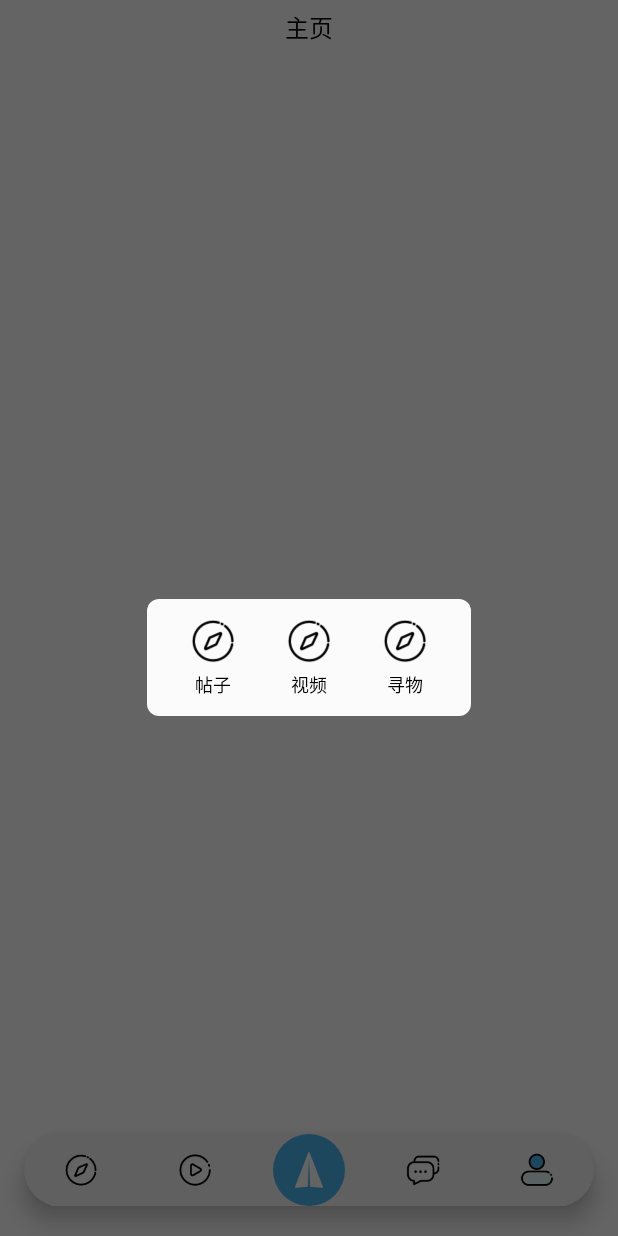
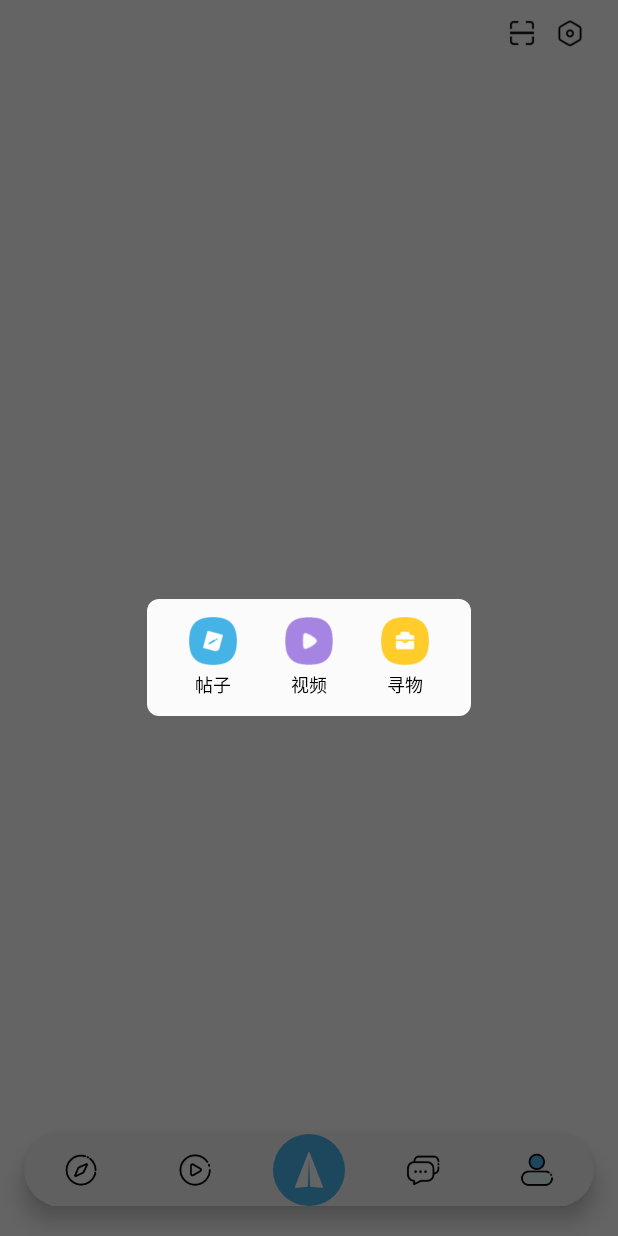
Before and after one commit to Hi-NMY/SPB, an Android app: the UserHomePage screen opened directly, with no data from a screen before it, item 5 of the bottom bar chosen, on a phone screen of 412 x 824 dp. Run offline under Robolectric (Android 15) with nearby library versions, the phone set to English and light mode, and no system bars; libraries missing offline, so code that uses them is left out: com.gyf.immersionbar; Roboto replaces fonts that are not available here; 1 statement that could not run was skipped.

Commit message:
修改UI

```diff
--- a/app/src/main/java/com/example/spb/view/Component/FragmentSpbAvtivityBar.java
+++ b/app/src/main/java/com/example/spb/view/Component/FragmentSpbAvtivityBar.java
@@ -99,6 +99,7 @@ public class FragmentSpbAvtivityBar extends BaseMVPFragment<ISpbAvtivityBarFView
     @Override
     public void barRightImg1(int imgPath, OnMyClick onMyClick) {
         KEYRIGHTIMG1 = true;
+        mBarRightImg1.setBackgroundResource(imgPath);
         removeInvisible(mBarRightImg1);
         barOnClickListener(mBarRightImg1, onMyClick);
     }
@@ -114,6 +115,7 @@ public class FragmentSpbAvtivityBar extends BaseMVPFragment<ISpbAvtivityBarFView
     @Override
     public void barRightImg2(int imgPath, OnMyClick onMyClick) {
         KEYRIGHTIMG2 = true;
+        mBarRightImg2.setBackgroundResource(imgPath);
         removeInvisible(mBarRightImg2);
         barOnClickListener(mBarRightImg2, onMyClick);
     }
@@ -156,12 +158,14 @@ public class FragmentSpbAvtivityBar extends BaseMVPFragment<ISpbAvtivityBarFView
 
     @Override
     public void barOnClickListener(View view, OnMyClick onMyClick) {
+        if (onMyClick !=null){
             view.setOnClickListener(new View.OnClickListener() {
                 @Override
                 public void onClick(View v) {
                     onMyClick.onClick();
                 }
             });
+        }
     }
 
 
--- a/app/src/main/java/com/example/spb/view/activity/UserHomePage.java
+++ b/app/src/main/java/com/example/spb/view/activity/UserHomePage.java
@@ -1,8 +1,9 @@
 package com.example.spb.view.activity;
 
 import android.os.Bundle;
-import android.view.*;
-import android.widget.LinearLayout;
+import android.view.KeyEvent;
+import android.view.MenuItem;
+import android.view.View;
 import android.widget.RelativeLayout;
 import androidx.annotation.NonNull;
 import androidx.fragment.app.FragmentManager;
@@ -12,10 +13,8 @@ import com.example.spb.base.BaseMVPActivity;
 import com.example.spb.presenter.impl.UserHomePageAPresenterImpl;
 import com.example.spb.view.Component.ComponentDialog;
 import com.example.spb.view.Component.FragmentSpbAvtivityBar;
-import com.example.spb.view.Component.MyPopupWindow;
 import com.example.spb.view.InterComponent.DialogInter;
 import com.example.spb.view.InterComponent.ISpbAvtivityBarFView;
-import com.example.spb.view.InterComponent.MyPopupWindowInter;
 import com.example.spb.view.fragment.ui.messagepage.MessagePage;
 import com.example.spb.view.fragment.ui.postbarpage.PostBarPage;
 import com.example.spb.view.fragment.ui.userpage.UserPage;
@@ -45,6 +44,9 @@ public class UserHomePage extends BaseMVPActivity<IUserHomePageAView, UserHomePa
 
     private BottomNavigationView bottomNavigationView;
     private RelativeLayout mHomepageSend;
+    private RelativeLayout mPostbarRlt;
+    private RelativeLayout mVideoRlt;
+    private RelativeLayout mGoodsRlt;
 
     @Override
     protected void onCreate(Bundle savedInstanceState) {
@@ -181,7 +183,7 @@ public class UserHomePage extends BaseMVPActivity<IUserHomePageAView, UserHomePa
 
     @Override
     public void onClick(View v) {
-        switch (v.getId()){
+        switch (v.getId()) {
             case R.id.homepage_send:
                 selectionFragment(POSTBARPAGE);
                 bottomNavigationView.setSelectedItemId(R.id.postbar_page);
@@ -190,13 +192,14 @@ public class UserHomePage extends BaseMVPActivity<IUserHomePageAView, UserHomePa
         }
     }
 
-    private LinearLayout homesendR;
     @Override
     public void createDialog() {
         dialogHomeSend = new ComponentDialog(this, R.layout.dialog_homesend, R.style.dialogHomeSend, new ComponentDialog.InitDialog() {
             @Override
             public void initView(View view) {
-                homesendR = (LinearLayout)view.findViewById(R.id.homesend_R);
+                mPostbarRlt = (RelativeLayout)view.findViewById(R.id.postbar_Rlt);
+                mVideoRlt = (RelativeLayout)view.findViewById(R.id.video_Rlt);
+                mGoodsRlt = (RelativeLayout)view.findViewById(R.id.goods_Rlt);
             }
 
             @Override
@@ -206,7 +209,24 @@ public class UserHomePage extends BaseMVPActivity<IUserHomePageAView, UserHomePa
 
             @Override
             public void initListener() {
+                mPostbarRlt.setOnClickListener(new View.OnClickListener() {
+                    @Override
+                    public void onClick(View v) {
 
+                    }
+                });
+                mVideoRlt.setOnClickListener(new View.OnClickListener() {
+                    @Override
+                    public void onClick(View v) {
+
+                    }
+                });
+                mGoodsRlt.setOnClickListener(new View.OnClickListener() {
+                    @Override
+                    public void onClick(View v) {
+
+                    }
+                });
             }
         });
         dialogHomeSend.setCancelable(true);
@@ -240,7 +260,9 @@ public class UserHomePage extends BaseMVPActivity<IUserHomePageAView, UserHomePa
 
     @Override
     public void setActivityBar() {
-        bar = setMyActivityBar(R.id.homepage_bar);
+        if (bar == null){
+            bar = setMyActivityBar(R.id.homepage_bar);
+        }
         switch (PAGENUMBER) {
             case 1:
                 bar.barSearchView(new FragmentSpbAvtivityBar.OnMyClick() {
@@ -266,22 +288,40 @@ public class UserHomePage extends BaseMVPActivity<IUserHomePageAView, UserHomePa
                 break;
             case 3:
                 bar.barCentralTxt("消息", null);
+                bar.barRightImg1(R.drawable.messageadd_icon, new FragmentSpbAvtivityBar.OnMyClick() {
+                    @Override
+                    public void onClick() {
+
+                    }
+                });
                 break;
             case 4:
-                bar.barCentralTxt("主页", null);
+                bar.barRightImg1(R.drawable.install_icon, new FragmentSpbAvtivityBar.OnMyClick() {
+                    @Override
+                    public void onClick() {
+
+                    }
+                });
+                bar.barRightImg2(R.drawable.scancode_icon, new FragmentSpbAvtivityBar.OnMyClick() {
+                    @Override
+                    public void onClick() {
+
+                    }
+                });
                 break;
         }
         bar.searchShow(null, 1);
     }
 
     private long exitTime;
+
     @Override
     public boolean onKeyDown(int keyCode, KeyEvent event) {
-        if (keyCode == KeyEvent.KEYCODE_BACK && PAGENUMBER != 1){
+        if (keyCode == KeyEvent.KEYCODE_BACK && PAGENUMBER != 1) {
             selectionFragment(1);
             bottomNavigationView.setSelectedItemId(R.id.postbar_page);
         }
-        if (keyCode == KeyEvent.KEYCODE_BACK && event.getRepeatCount() == 0 && PAGENUMBER == 1){
+        if (keyCode == KeyEvent.KEYCODE_BACK && event.getRepeatCount() == 0 && PAGENUMBER == 1) {
             exit();
             return true;
         }
--- a/app/src/main/res/layout/dialog_homesend.xml
+++ b/app/src/main/res/layout/dialog_homesend.xml
@@ -15,6 +15,7 @@
             android:layout_height="wrap_content">
 
         <RelativeLayout
+                android:id="@+id/postbar_Rlt"
                 android:layout_gravity="center"
                 android:layout_marginHorizontal="@dimen/margin_16"
                 android:layout_width="wrap_content"
@@ -22,7 +23,7 @@
 
             <ImageView
                     android:id="@+id/img1"
-                    android:background="@drawable/postbar_page_icon"
+                    android:background="@drawable/postbar_icon"
                     android:layout_centerHorizontal="true"
                     android:layout_width="@dimen/icon_image_32"
                     android:layout_height="@dimen/icon_image_32"/>
@@ -40,6 +41,7 @@
         </RelativeLayout>
 
         <RelativeLayout
+                android:id="@+id/video_Rlt"
                 android:layout_gravity="center"
                 android:layout_marginHorizontal="@dimen/margin_16"
                 android:layout_width="wrap_content"
@@ -47,7 +49,7 @@
 
             <ImageView
                     android:id="@+id/img2"
-                    android:background="@drawable/postbar_page_icon"
+                    android:background="@drawable/video_icon"
                     android:layout_centerHorizontal="true"
                     android:layout_width="@dimen/icon_image_32"
                     android:layout_height="@dimen/icon_image_32"/>
@@ -65,6 +67,7 @@
         </RelativeLayout>
 
         <RelativeLayout
+                android:id="@+id/goods_Rlt"
                 android:layout_gravity="center"
                 android:layout_marginHorizontal="@dimen/margin_16"
                 android:layout_width="wrap_content"
@@ -72,7 +75,7 @@
 
             <ImageView
                     android:id="@+id/img3"
-                    android:background="@drawable/postbar_page_icon"
+                    android:background="@drawable/goods_icon"
                     android:layout_centerHorizontal="true"
                     android:layout_width="@dimen/icon_image_32"
                     android:layout_height="@dimen/icon_image_32"/>
--- a/app/src/main/res/layout/frag_spb_activity_bar.xml
+++ b/app/src/main/res/layout/frag_spb_activity_bar.xml
@@ -59,7 +59,6 @@
     <ImageView
             android:id="@+id/bar_right_img2"
             android:visibility="invisible"
-            android:layout_marginRight="@dimen/margin_8"
             android:layout_toLeftOf="@id/bar_right_img1"
             android:layout_centerVertical="true"
             android:layout_width="@dimen/icon_image_32"
@@ -70,7 +69,6 @@
             android:visibility="invisible"
             android:textColor="@color/black"
             android:textSize="@dimen/font_16"
-            android:layout_marginRight="@dimen/margin_8"
             android:layout_toLeftOf="@id/bar_right_img1"
             android:layout_centerVertical="true"
             android:layout_width="wrap_content"
@@ -81,6 +79,7 @@
             android:id="@+id/bar_central_txt"
             android:visibility="invisible"
             android:textColor="@color/black"
+            android:gravity="center"
             android:textSize="@dimen/font_16"
             android:layout_centerInParent="true"
             android:layout_width="wrap_content"
--- a/app/src/main/res/values/colors.xml
+++ b/app/src/main/res/values/colors.xml
@@ -6,9 +6,15 @@
     <color name="weilan">#70f3ff</color>
     <color name="bilan">#3eede7</color>
     <color name="navyblue">#2ed0ca</color>
-    <color name="qianbai">#f0f0f4</color>
+
+
     <color name="theme_color">#46B3E6</color>
     <color name="theme_color2">#4D80E4</color>
+    <color name="theme_color3">#A685E2</color>
+    <color name="theme_color4">#DFF6F0</color>
+    <color name="theme_color5">#ffcc29</color>
+
+    <color name="qianbai">#f0f0f4</color>
     <color name="lightgrey">#d3d3d3</color><!--亮灰色 -->
     <color name="beijing">#FBFBFB</color>
     <color name="ziti">#363636</color>
```
Also changed, not shown: app/src/main/res/drawable/goods_icon.png (added), app/src/main/res/drawable/install_icon.png (added), app/src/main/res/drawable/messageadd_icon.png (added), app/src/main/res/drawable/postbar_icon.png (added), app/src/main/res/drawable/scancode_icon.png (added), app/src/main/res/drawable/video_icon.png (added). Lines whose indentation alone changed are shown as unchanged.
